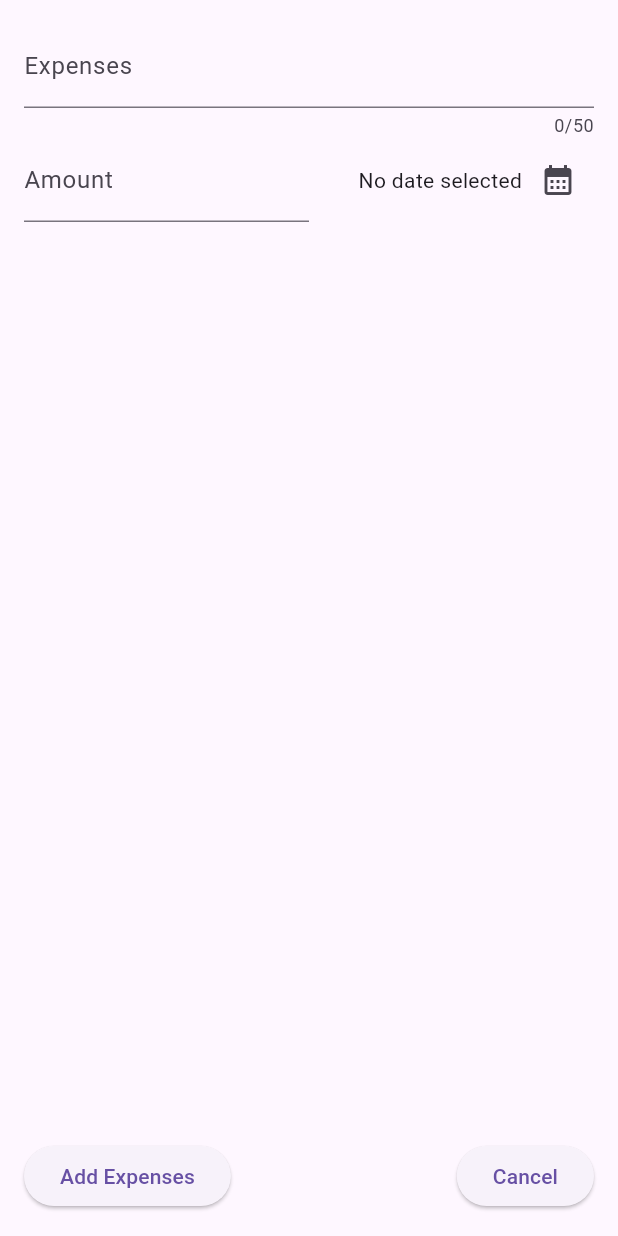
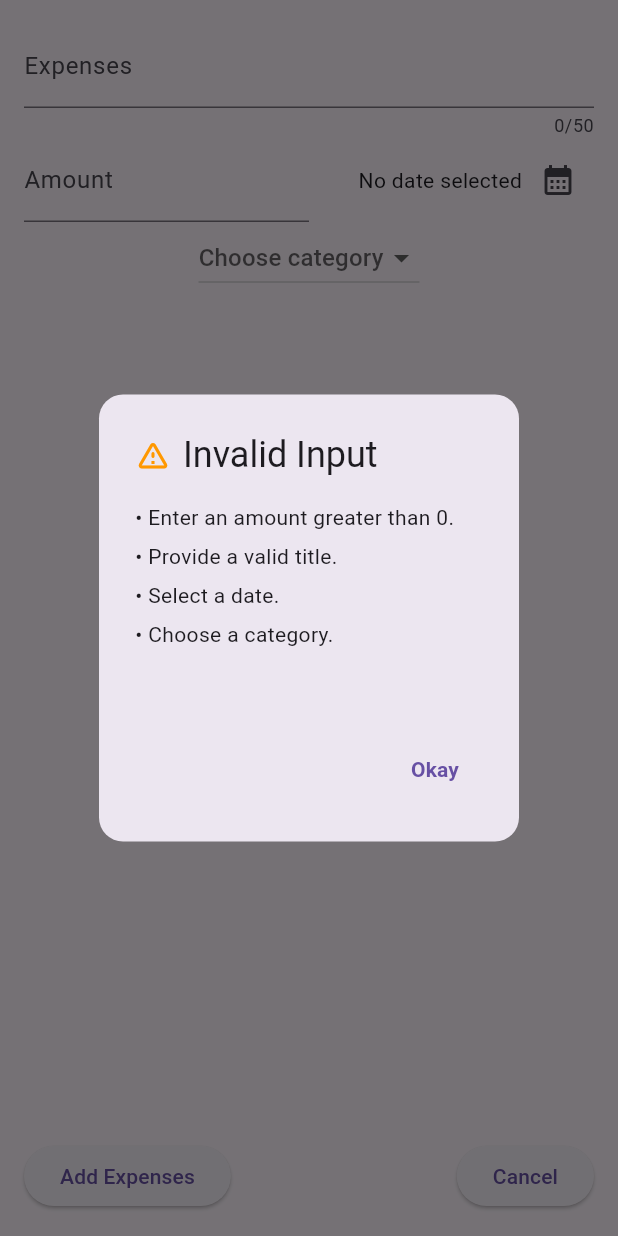
Before and after one commit to Zedestar/flutter_expenses_tracker, a Flutter app: the AddingExpenses widget shown alone on an empty page, opened directly, after a tap on "Add Expenses", on a phone screen of 412 x 824 dp. Run offline on Flutter 3.47's test engine with Material 3 defaults, Android fonts, the phone set to English and light mode, and no system bars.

Commit message:
The commit after completing the aleat dialogy, looking forward to save data

```diff
--- /dev/null
+++ b/lib/components/alert_dialogy.dart
@@ -0,0 +1,50 @@
+import 'package:flutter/material.dart';
+
+void showInvalidInputDialog(BuildContext context) {
+  showDialog(
+    context: context,
+    builder: (dialogContext) {
+      return AlertDialog(
+        shape: RoundedRectangleBorder(
+          borderRadius: BorderRadius.circular(16),
+        ),
+        title: Row(
+          children: [
+            Icon(Icons.warning_amber_rounded, color: Colors.orange),
+            SizedBox(width: 8),
+            Text("Invalid Input"),
+          ],
+        ),
+        content: SizedBox(
+          height: 130,
+          child: Column(
+            crossAxisAlignment: CrossAxisAlignment.start,
+            children: [
+              Text("• Enter an amount greater than 0."),
+              SizedBox(height: 6),
+              Text("• Provide a valid title."),
+              SizedBox(height: 6),
+              Text("• Select a date."),
+              SizedBox(height: 6),
+              Text("• Choose a category."),
+            ],
+          ),
+        ),
+        actions: [
+          TextButton(
+            onPressed: () {
+              Navigator.pop(dialogContext);
+            },
+            child: Text(
+              "Okay",
+              style: TextStyle(
+                fontWeight: FontWeight.bold,
+                color: Theme.of(context).primaryColor,
+              ),
+            ),
+          ),
+        ],
+      );
+    },
+  );
+}
--- a/lib/components/inputing_expense_widget.dart
+++ b/lib/components/inputing_expense_widget.dart
@@ -1,3 +1,4 @@
+import 'package:expenses_tracker/components/alert_dialogy.dart';
 import 'package:expenses_tracker/model/expense.dart';
 import 'package:flutter/material.dart';
 import 'package:flutter/services.dart';
@@ -14,6 +15,7 @@ class _AddingExpensesState extends State<AddingExpenses> {
   final _titleController = TextEditingController();
   final _amountController = TextEditingController();
   DateTime? theDatePicked;
+  Category? _cagorySelected;
 
   @override
   void dispose() {
@@ -39,6 +41,18 @@ class _AddingExpensesState extends State<AddingExpenses> {
     setState(() {
       theDatePicked = pickedDate;
     });
+  }
+
+  void _validateForm() {
+    final theAmount = double.tryParse(_amountController.text);
+    final invalidAmount = theAmount == null || theAmount < 0;
+    if (invalidAmount ||
+        _titleController.text.trim().isEmpty ||
+        theDatePicked == null ||
+        _cagorySelected == null) {
+      showInvalidInputDialog(context);
+      return;
+    }
   }
 
   @override
@@ -93,18 +107,33 @@ class _AddingExpensesState extends State<AddingExpenses> {
               ),
             ],
           ),
+          DropdownButton(
+            hint: Text(
+              _cagorySelected == null
+                  ? "Choose category"
+                  : _cagorySelected.toString().toUpperCase(),
+            ),
+            items: Category.values
+                .map(
+                  (element) => DropdownMenuItem(
+                    value: element,
+                    child: Text(
+                      element.name.toUpperCase(),
+                    ),
+                  ),
+                )
+                .toList(),
+            onChanged: (element) {
+              setState(() {
+                _cagorySelected = element;
+              });
+            },
+          ),
           Spacer(),
           Row(
             children: [
               ElevatedButton(
-                onPressed: () {
-                  print(
-                    _titleController.text,
-                  );
-                  print(
-                    _amountController.text,
-                  );
-                },
+                onPressed: _validateForm,
                 child: Text(
                   "Add Expenses",
                 ),
--- a/lib/main.dart
+++ b/lib/main.dart
@@ -13,6 +13,7 @@ class MyApp extends StatelessWidget {
   @override
   Widget build(BuildContext context) {
     return MaterialApp(
+      debugShowCheckedModeBanner: false,
       theme: ThemeData(
         useMaterial3: true,
       ),
```
